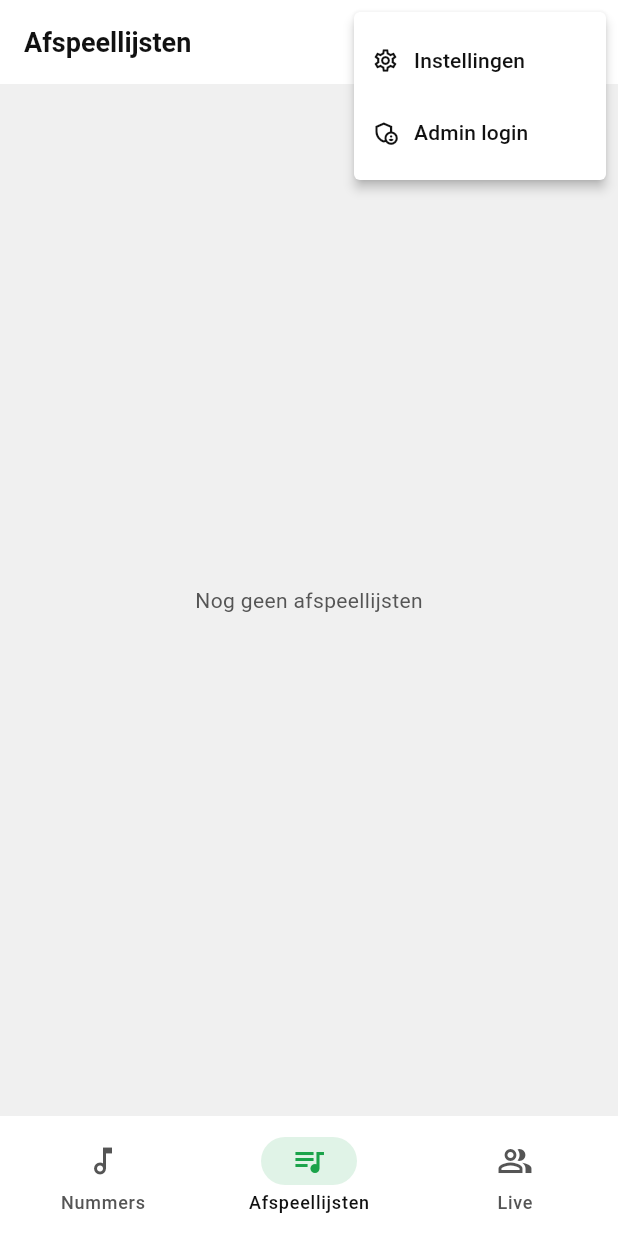
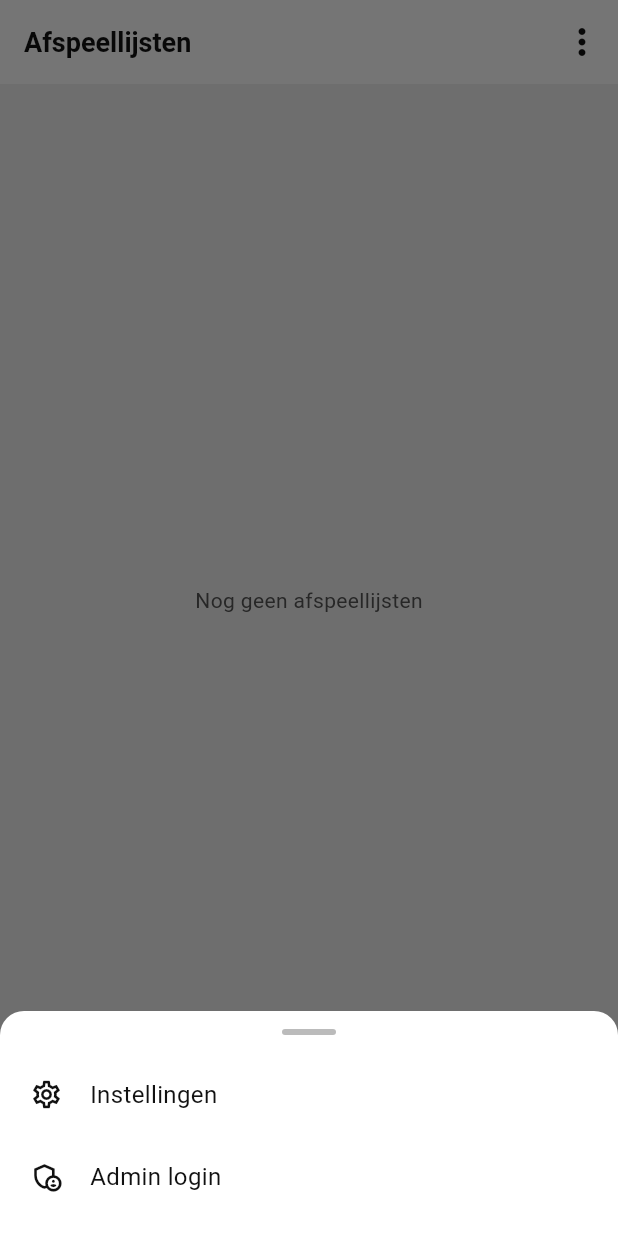
Before and after one commit to privacy-creator/musicplayer-flutter, a Flutter app: the screen it shows after launch, item 2 of the bottom bar chosen, after a tap on the "more vert" icon, on a phone screen of 412 x 824 dp. Run offline on Flutter 3.47's test engine with Material 3 defaults, Android fonts, the phone set to English and light mode, and no system bars; our stand-ins replace audio_service, connectivity_plus, cookie_jar, dio, dio_cookie_manager, just_audio and 3 more; missing offline and left inert: audio_session, home_widget; network calls fail; statements that could not run were skipped.

Commit message:
feat: Spotify-style bottom sheet for global menu + download all songs
- Replace PopupMenuButton in GlobalAppBarActions with a modal bottom sheet
- Add AppBarMenuItem API so screens can inject extra items before Settings/Admin
- Songs screen passes 'Download all' item that queues all visible songs;
  when a filter is active the label shows the count e.g. 'Alles downloaden (3)'
- Add downloadAll l10n key (NL/EN/ES + ARB files)

Co-Authored-By: Claude Sonnet 4.6 <noreply@anthropic.com>

```diff
--- a/lib/l10n/app_en.arb
+++ b/lib/l10n/app_en.arb
@@ -135,5 +135,6 @@
   "transferHost": "Make host",
   "roomEnded": "The listening party has ended",
   "controlledByHost": "Controlled by host",
-  "menuSongInfo": "Song info"
+  "menuSongInfo": "Song info",
+  "downloadAll": "Download all"
 }
--- a/lib/l10n/app_es.arb
+++ b/lib/l10n/app_es.arb
@@ -115,5 +115,6 @@
   "transferHost": "Hacer anfitrión",
   "roomEnded": "La fiesta de escucha ha terminado",
   "controlledByHost": "Controlado por el anfitrión",
-  "menuSongInfo": "Info de la canción"
+  "menuSongInfo": "Info de la canción",
+  "downloadAll": "Descargar todo"
 }
--- a/lib/l10n/app_localizations.dart
+++ b/lib/l10n/app_localizations.dart
@@ -686,6 +686,18 @@ abstract class AppL10n {
   /// In en, this message translates to:
   /// **'Controlled by host'**
   String get controlledByHost;
+
+  /// No description provided for @menuSongInfo.
+  ///
+  /// In en, this message translates to:
+  /// **'Song info'**
+  String get menuSongInfo;
+
+  /// No description provided for @downloadAll.
+  ///
+  /// In en, this message translates to:
+  /// **'Download all'**
+  String get downloadAll;
 }
 
 class _AppL10nDelegate extends LocalizationsDelegate<AppL10n> {
--- a/lib/l10n/app_localizations_en.dart
+++ b/lib/l10n/app_localizations_en.dart
@@ -316,4 +316,10 @@ class AppL10nEn extends AppL10n {
 
   @override
   String get controlledByHost => 'Controlled by host';
+
+  @override
+  String get menuSongInfo => 'Song info';
+
+  @override
+  String get downloadAll => 'Download all';
 }
--- a/lib/l10n/app_localizations_es.dart
+++ b/lib/l10n/app_localizations_es.dart
@@ -317,4 +317,10 @@ class AppL10nEs extends AppL10n {
 
   @override
   String get controlledByHost => 'Controlado por el anfitrión';
+
+  @override
+  String get menuSongInfo => 'Info de la canción';
+
+  @override
+  String get downloadAll => 'Descargar todo';
 }
--- a/lib/l10n/app_localizations_nl.dart
+++ b/lib/l10n/app_localizations_nl.dart
@@ -317,4 +317,10 @@ class AppL10nNl extends AppL10n {
 
   @override
   String get controlledByHost => 'Bestuurd door host';
+
+  @override
+  String get menuSongInfo => 'Nummer info';
+
+  @override
+  String get downloadAll => 'Alles downloaden';
 }
--- a/lib/l10n/app_nl.arb
+++ b/lib/l10n/app_nl.arb
@@ -115,5 +115,6 @@
   "transferHost": "Maak host",
   "roomEnded": "Het luisterfeestje is beëindigd",
   "controlledByHost": "Bestuurd door host",
-  "menuSongInfo": "Nummer info"
+  "menuSongInfo": "Nummer info",
+  "downloadAll": "Alles downloaden"
 }
--- a/lib/screens/songs_screen.dart
+++ b/lib/screens/songs_screen.dart
@@ -6,6 +6,7 @@ import '../constants.dart';
 import '../l10n/app_localizations.dart';
 import '../models/song.dart';
 import '../services/api_service.dart';
+import '../services/download_service.dart';
 import '../services/player_service.dart';
 import '../services/streaming_service.dart';
 import '../widgets/global_app_bar_actions.dart';
@@ -108,6 +109,16 @@ class _SongsScreenState extends State<SongsScreen> {
     }
   }
 
+  void _downloadAll() {
+    final downloads = context.read<DownloadService>();
+    final api = context.read<ApiService>();
+    for (final song in _songs) {
+      if (!downloads.isDownloaded(song.id) && !downloads.isDownloading(song.id)) {
+        downloads.download(song, api.dio);
+      }
+    }
+  }
+
   Future<void> _refreshOnline() async {
     final online = await _hasInternet();
     if (!online) {
@@ -134,7 +145,21 @@ class _SongsScreenState extends State<SongsScreen> {
       appBar: AppBar(
         title: Text(l10n.navSongs),
         actions: [
-          const GlobalAppBarActions(),
+          GlobalAppBarActions(
+            extraItems: _songs.isEmpty
+                ? []
+                : [
+                    AppBarMenuItem(
+                      icon: Icons.download_for_offline_outlined,
+                      label: (_searchCtrl.text.isNotEmpty ||
+                              _language.isNotEmpty ||
+                              _genre.isNotEmpty)
+                          ? '${l10n.downloadAll} (${_songs.length})'
+                          : l10n.downloadAll,
+                      onTap: _downloadAll,
+                    ),
+                  ],
+          ),
           IconButton(
             tooltip: l10n.tooltipRefresh,
             icon: const Icon(Icons.refresh),
--- a/lib/widgets/global_app_bar_actions.dart
+++ b/lib/widgets/global_app_bar_actions.dart
@@ -5,56 +5,166 @@ import '../screens/login_screen.dart';
 import '../screens/settings_screen.dart';
 import '../services/auth_service.dart';
 
+class AppBarMenuItem {
+  final IconData icon;
+  final String label;
+  final VoidCallback onTap;
+  final Color? iconColor;
+
+  const AppBarMenuItem({
+    required this.icon,
+    required this.label,
+    required this.onTap,
+    this.iconColor,
+  });
+}
+
 class GlobalAppBarActions extends StatelessWidget {
-  const GlobalAppBarActions({super.key});
+  final List<AppBarMenuItem> extraItems;
+
+  const GlobalAppBarActions({super.key, this.extraItems = const []});
 
   @override
   Widget build(BuildContext context) {
     final auth = context.watch<AuthService>();
     final l10n = AppL10n.of(context)!;
+    final colorScheme = Theme.of(context).colorScheme;
 
-    return PopupMenuButton<String>(
-      icon: const Icon(Icons.more_vert, size: 20),
-      onSelected: (value) {
-        if (value == 'settings') {
-          Navigator.push(
-            context,
-            MaterialPageRoute(builder: (_) => const SettingsScreen()),
-          );
-        } else if (value == 'admin_logout') {
-          context.read<AuthService>().logout();
-        } else if (value == 'admin_login') {
-          Navigator.push(
-            context,
-            MaterialPageRoute(builder: (_) => const LoginScreen()),
-          );
-        }
-      },
-      itemBuilder: (_) => [
-        PopupMenuItem(
-          value: 'settings',
-          child: Row(children: [
-            const Icon(Icons.settings_outlined, size: 18),
-            const SizedBox(width: 10),
-            Text(l10n.navSettings),
-          ]),
+    return IconButton(
+      icon: const Icon(Icons.more_vert),
+      iconSize: 28,
+      onPressed: () => showModalBottomSheet<void>(
+        context: context,
+        backgroundColor: Colors.transparent,
+        builder: (sheetCtx) => _GlobalMenuSheet(
+          auth: auth,
+          l10n: l10n,
+          colorScheme: colorScheme,
+          extraItems: extraItems,
+          onSettings: () {
+            Navigator.pop(sheetCtx);
+            Navigator.push(context,
+                MaterialPageRoute(builder: (_) => const SettingsScreen()));
+          },
+          onAuth: () {
+            Navigator.pop(sheetCtx);
+            if (auth.isAuthenticated) {
+              context.read<AuthService>().logout();
+            } else {
+              Navigator.push(context,
+                  MaterialPageRoute(builder: (_) => const LoginScreen()));
+            }
+          },
         ),
-        PopupMenuItem(
-          value: auth.isAuthenticated ? 'admin_logout' : 'admin_login',
-          child: Row(children: [
-            Icon(
-              auth.isAuthenticated
-                  ? Icons.logout
-                  : Icons.admin_panel_settings_outlined,
-              size: 18,
-            ),
-            const SizedBox(width: 10),
-            Text(auth.isAuthenticated
-                ? l10n.tooltipAdminLogout
-                : l10n.tooltipAdminLogin),
-          ]),
-        ),
-      ],
+      ),
     );
   }
 }
+
+class _GlobalMenuSheet extends StatelessWidget {
+  final AuthService auth;
+  final AppL10n l10n;
+  final ColorScheme colorScheme;
+  final List<AppBarMenuItem> extraItems;
+  final VoidCallback onSettings;
+  final VoidCallback onAuth;
+
+  const _GlobalMenuSheet({
+    required this.auth,
+    required this.l10n,
+    required this.colorScheme,
+    required this.extraItems,
+    required this.onSettings,
+    required this.onAuth,
+  });
+
+  @override
+  Widget build(BuildContext context) {
+    return Container(
+      decoration: BoxDecoration(
+        color: colorScheme.surfaceContainerHigh,
+        borderRadius: const BorderRadius.vertical(top: Radius.circular(16)),
+      ),
+      child: Column(
+        mainAxisSize: MainAxisSize.min,
+        children: [
+          Container(
+            margin: const EdgeInsets.only(top: 12, bottom: 4),
+            width: 36,
+            height: 4,
+            decoration: BoxDecoration(
+              color: colorScheme.onSurfaceVariant.withValues(alpha: 0.4),
+              borderRadius: BorderRadius.circular(2),
+            ),
+          ),
+          const SizedBox(height: 8),
+          for (final item in extraItems)
+            _GlobalSheetItem(
+              icon: item.icon,
+              label: item.label,
+              colorScheme: colorScheme,
+              iconColor: item.iconColor,
+              onTap: item.onTap,
+            ),
+          if (extraItems.isNotEmpty)
+            Divider(
+                height: 1,
+                color: colorScheme.outline.withValues(alpha: 0.2)),
+          _GlobalSheetItem(
+            icon: Icons.settings_outlined,
+            label: l10n.navSettings,
+            colorScheme: colorScheme,
+            onTap: onSettings,
+          ),
+          _GlobalSheetItem(
+            icon: auth.isAuthenticated
+                ? Icons.logout
+                : Icons.admin_panel_settings_outlined,
+            label: auth.isAuthenticated
+                ? l10n.tooltipAdminLogout
+                : l10n.tooltipAdminLogin,
+            colorScheme: colorScheme,
+            onTap: onAuth,
+          ),
+          SizedBox(height: MediaQuery.of(context).padding.bottom + 12),
+        ],
+      ),
+    );
+  }
+}
+
+class _GlobalSheetItem extends StatelessWidget {
+  final IconData icon;
+  final String label;
+  final ColorScheme colorScheme;
+  final VoidCallback onTap;
+  final Color? iconColor;
+
+  const _GlobalSheetItem({
+    required this.icon,
+    required this.label,
+    required this.colorScheme,
+    required this.onTap,
+    this.iconColor,
+  });
+
+  @override
+  Widget build(BuildContext context) {
+    return InkWell(
+      onTap: onTap,
+      child: Padding(
+        padding: const EdgeInsets.symmetric(horizontal: 20, vertical: 16),
+        child: Row(
+          children: [
+            Icon(icon, color: iconColor ?? colorScheme.onSurface, size: 22),
+            const SizedBox(width: 18),
+            Text(
+              label,
+              style: TextStyle(color: colorScheme.onSurface, fontSize: 16),
+            ),
+          ],
+        ),
+      ),
+    );
+  }
+}
```
